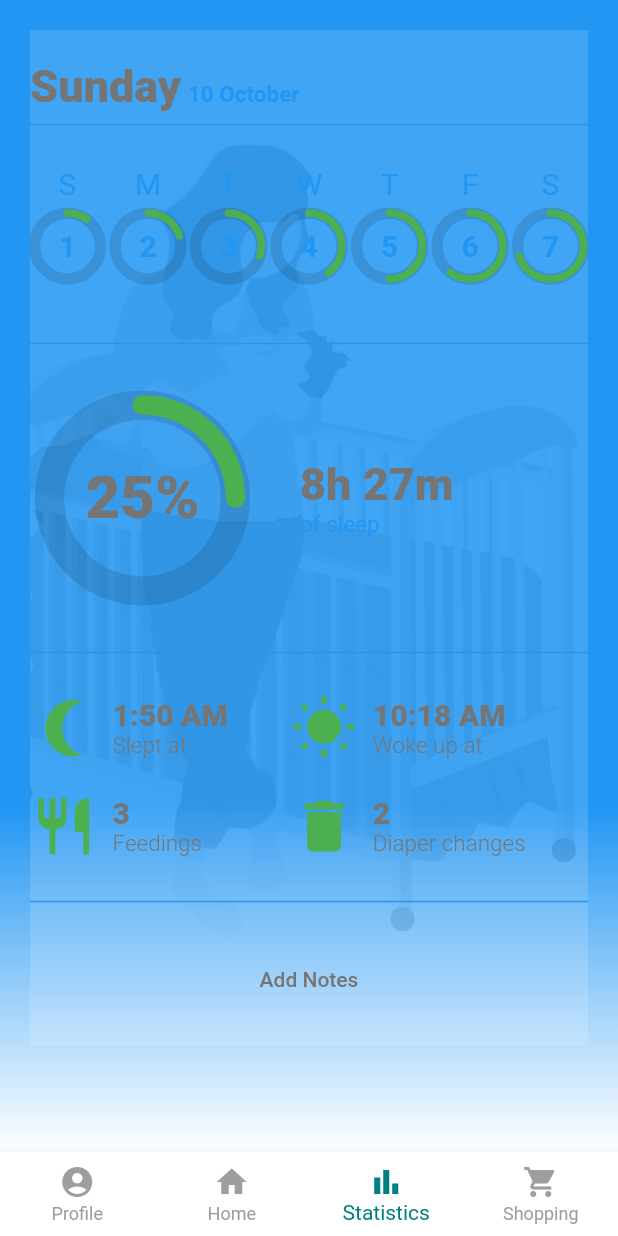
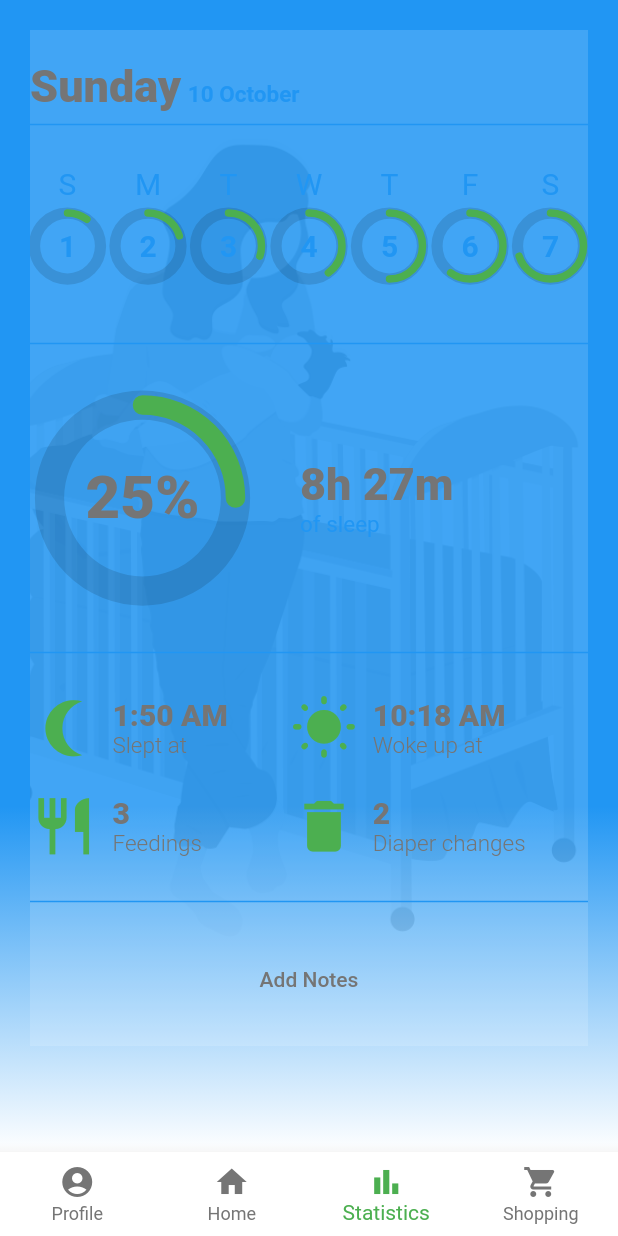
Before and after one commit to acm-projects/BabyQuest, a Flutter app: the screen it shows once a user with an empty profile is signed in, item 3 of the bottom bar chosen, on a phone screen of 412 x 824 dp. Run offline on Flutter 3.47's test engine with Material 2 defaults, Android fonts, the phone set to English and light mode, and no system bars; our stand-ins replace cloud_firestore, firebase_auth, firebase_core, flutter_spinkit, flutter_svg, font_awesome_flutter and 3 more; accounts and stored records are empty; network calls fail.

Commit message:
fixed merging

```diff
--- a/client/lib/pages/main/main_wrapper.dart
+++ b/client/lib/pages/main/main_wrapper.dart
@@ -13,8 +13,6 @@ class MainWrapper extends StatefulWidget {
 }
 
 class _MainWrapperState extends State<MainWrapper> {
-  static const Color accentColor = Color(0xFF008080);
-
   int currentIndex = 1;
   final screens = [
     const ProfilePage(),
@@ -34,8 +32,8 @@ class _MainWrapperState extends State<MainWrapper> {
         type: BottomNavigationBarType.fixed,
         currentIndex: currentIndex,
         onTap: (index) => setState(() => currentIndex = index),
-        selectedItemColor: accentColor,
-        unselectedItemColor: Colors.grey[500],
+        selectedItemColor: Theme.of(context).colorScheme.primary,
+        unselectedItemColor: Theme.of(context).colorScheme.secondary,
         backgroundColor: Colors.white,
         items: const [
           BottomNavigationBarItem(
--- a/client/lib/pages/main/profile_page.dart
+++ b/client/lib/pages/main/profile_page.dart
@@ -53,7 +53,7 @@ class _ProfilePageState extends State<ProfilePage> {
                               image: DecorationImage(
                                 fit: BoxFit.cover,
                                 alignment: Alignment.topCenter,
-                                image: AssetImage('images/Osbaldo.jpg'),
+                                image: AssetImage('res/Osbaldo.jpg'),
                               ),
                             ),
                           ),
--- a/client/lib/pages/main/shopping_page.dart
+++ b/client/lib/pages/main/shopping_page.dart
@@ -25,10 +25,6 @@ class _ShoppingPageState extends State<ShoppingPage> {
           style: TextStyle(fontWeight: FontWeight.w200, fontSize: 50),
         ),
       ),
-      body: SvgPicture.asset(
-        'images/undraw_baby.svg',
-        color: Colors.green.shade100,
-      ),
     );
   }
 }
--- a/client/pubspec.yaml
+++ b/client/pubspec.yaml
@@ -71,7 +71,6 @@ flutter:
 
   # To add assets to your application, add an assets section, like this:
   assets:
-    - images/
     - res/
   #   - images/a_dot_burr.jpeg
   #   - images/a_dot_ham.jpeg
```
Also changed, not shown: client/lib/pages/wrapper.dart (line endings or trailing spaces).
